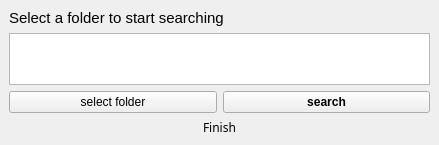
First picture: the form in GUI/mainGUI.ui, repository AlexDevFull/SearchDuplicateApp, before the edit.
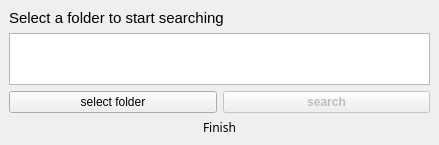
Second picture: the form after the edit.

Diff of the .ui file:
```diff
--- a/GUI/mainGUI.ui
+++ b/GUI/mainGUI.ui
@@ -79,6 +79,9 @@
     </item>
     <item row="3" column="2">
      <widget class="QPushButton" name="search_btn">
+      <property name="enabled">
+       <bool>false</bool>
+      </property>
       <property name="font">
        <font>
         <family>MS Sans Serif</family>
```
Left out of the diff: 3 changed lines with no effect on the pictures.
